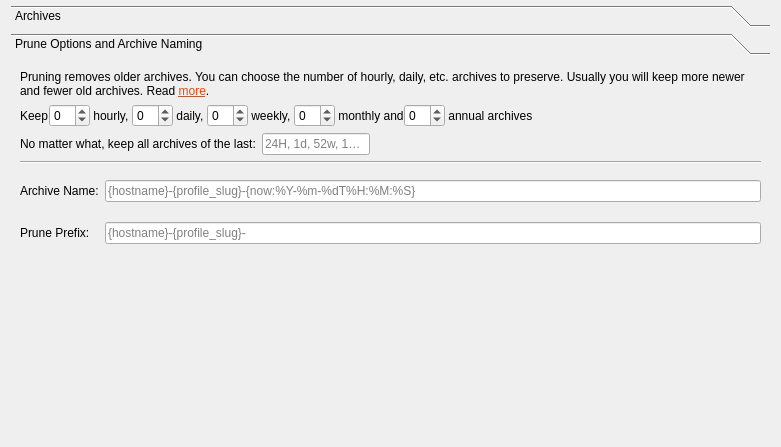
borgbase/vorta, file src/vorta/assets/UI/archivetab.ui: the form before one commit.
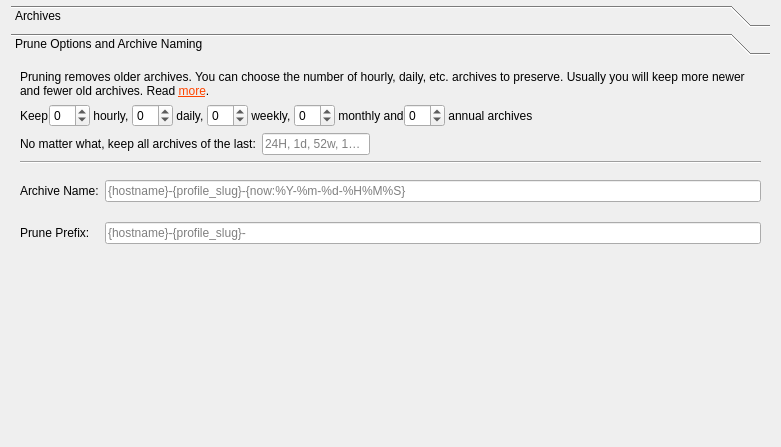
The form after the commit. The open tabs and pages were chosen to show the change.

Patch:
```diff
--- a/src/vorta/assets/UI/archivetab.ui
+++ b/src/vorta/assets/UI/archivetab.ui
@@ -425,7 +425,7 @@
             <string>Available variables: hostname, profile_id, profile_slug, now, utc_now, user</string>
            </property>
            <property name="placeholderText">
-            <string>{hostname}-{profile_slug}-{now:%Y-%m-%dT%H:%M:%S}</string>
+            <string>{hostname}-{profile_slug}-{now:%Y-%m-%d-%H%M%S}</string>
            </property>
           </widget>
          </item>
```
